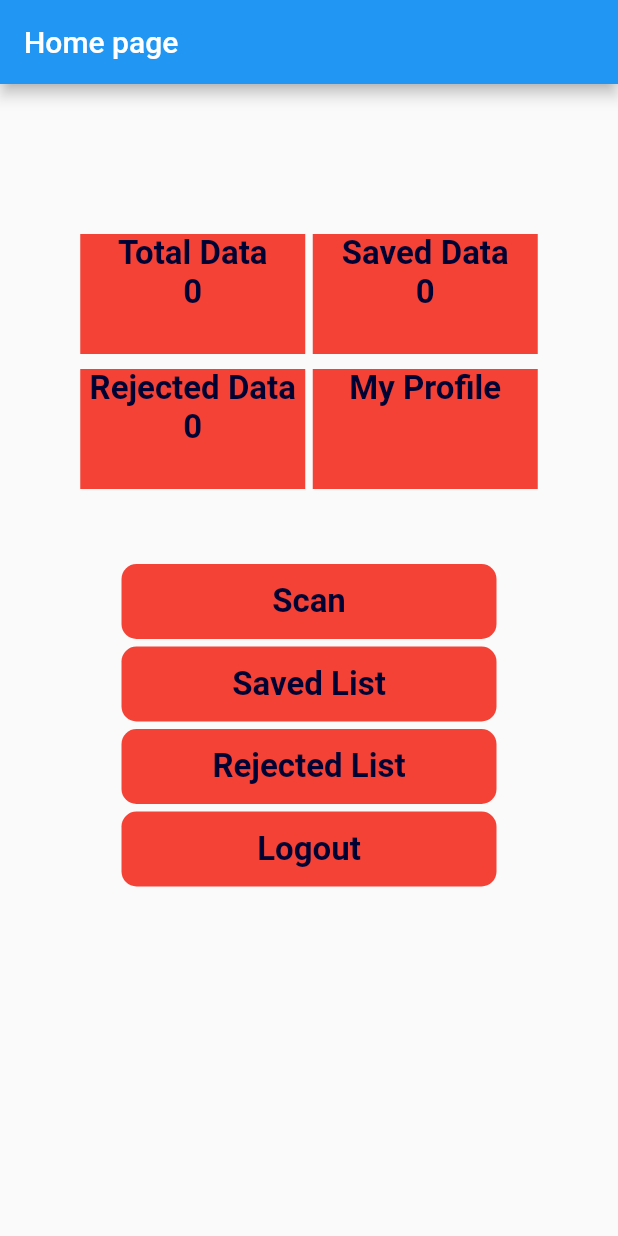
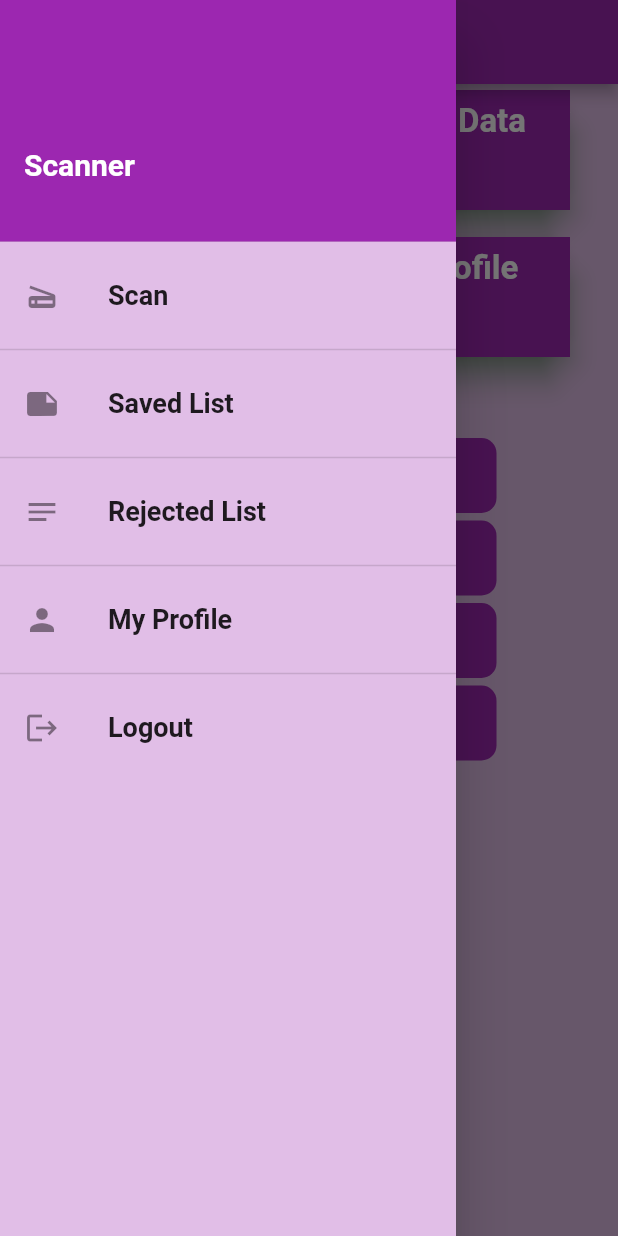
Before and after one commit to Nahiancse/flutter_qr, a Flutter app: the screen it shows after launch, with the side drawer open (before the commit the screen has no drawer), on a phone screen of 412 x 824 dp. Run offline on Flutter 3.47's test engine with Material 2 defaults, Android fonts, the phone set to English and light mode, and no system bars; our stand-ins replace hive_flutter; missing offline and left inert: qr_code_scanner; accounts and stored records are empty.

Commit message:
added design

```diff
--- a/lib/home.dart
+++ b/lib/home.dart
@@ -61,11 +61,101 @@ class _MyHomePageState extends State<MyHomePage> {
   @override
   Widget build(BuildContext context) {
     return Scaffold(
+      backgroundColor: Colors.purple[100],
       appBar: AppBar(
-        title: Text('Home page'),
+        backgroundColor: Colors.purple,
+        // title: Text('Home page'),
+      ),
+      drawer: Drawer(
+        backgroundColor: Colors.purple[100],
+    child: ListView(
+      // Important: Remove any padding from the ListView.
+      // padding: EdgeInsets.only(top:),
+      children: [
+        const UserAccountsDrawerHeader( // <-- SEE HERE
+          decoration: BoxDecoration(color: Colors.purple),
+          accountName: Text(
+            "Scanner",
+            style: TextStyle(
+
+              fontWeight: FontWeight.bold,color: Colors.white,fontSize: 20
+            ),
+          ),
+          accountEmail: Text(''
+            // "pinkesh.earth@gmail.com",
+            // style: TextStyle(
+            //   fontWeight: FontWeight.bold,
+            // ),
+          ),
+          // currentAccountPicture: FlutterLogo(),
+        ),
+        ListTile(
+
+          leading: Icon(
+            Icons.scanner,
+          ),
+          title: const Text('Scan',style:TextStyle(fontSize:18,fontWeight:FontWeight.bold)),
+          onTap: () {
+             Navigator.push(
+                        context,
+                        MaterialPageRoute(builder: (context) => Scanner()),
+                      );
+            // Navigator.pop(context);
+          },
+        ),
+        Divider(thickness: 1,),
+        ListTile(
+          leading: Icon(
+            Icons.note,
+          ),
+          title: const Text('Saved List',style:TextStyle(fontSize:18,fontWeight:FontWeight.bold)),
+          onTap: () {
+              Navigator.push(
+                        context,
+                        MaterialPageRoute(builder: (context) => HomePage()),
+                      );
+            // Navigator.pop(context);
+          },
+        ),
+        Divider(thickness: 1,),
+        ListTile(
+          leading: Icon(
+            Icons.notes
+          ),
+          title: const Text('Rejected List',style:TextStyle(fontSize:18,fontWeight:FontWeight.bold)),
+          onTap: () {
+             Navigator.push(
+                        context,
+                        MaterialPageRoute(builder: (context) => RejectPage()),
+                      );
+            // Navigator.pop(context);
+          },
+        ),
+        Divider(thickness: 1,),
+        ListTile(
+          leading: Icon(
+            Icons.person,
+          ),
+          title: const Text('My Profile',style:TextStyle(fontSize:18,fontWeight:FontWeight.bold)),
+          onTap: () {
+            // Navigator.pop(context);
+          },
+        ),
+        Divider(thickness: 1,),
+        ListTile(
+          leading: Icon(
+            Icons.logout,
+          ),
+          title: const Text('Logout',style:TextStyle(fontSize:18,fontWeight:FontWeight.bold)),
+          onTap: () {
+            // Navigator.pop(context);
+          },
+        ),
+      ],
+    ),
   ),
       body: Container(
-        margin: EdgeInsets.only(top: 100),
+        // margin: EdgeInsets.only(top: 100),
         child: Column(
           // mainAxisAlignment: MainAxisAlignment.center,
           crossAxisAlignment: CrossAxisAlignment.center,
@@ -75,53 +165,69 @@ class _MyHomePageState extends State<MyHomePage> {
               child: Row(
                 mainAxisAlignment: MainAxisAlignment.center,
                 children: [
-                  Container(
+                  Card(
+                    elevation: 8,
+          shadowColor: Colors.green,
+          shape: BeveledRectangleBorder(
+              borderRadius: BorderRadius.circular(15)
+          ),
+                    child: Container(
+                      padding: EdgeInsets.all(8),
                       alignment: Alignment.center,
-                    margin: EdgeInsets.only(right: 5),
+                      // margin: EdgeInsets.only(right: 5),
                       height: 80,
-                    width: 150,
-                    color: Colors.red,
+                      width: 170,
+                      color: Colors.purple,
                       child: Column(
                         children: [
                           Text(
-                          'Total Data',
+                            'Total Scan',
                             style: TextStyle(
-                              color: Color(0xff010133),
+                                color: Colors.white,
                                 fontSize: 22,
                                 fontWeight: FontWeight.bold),
                           ),
                           Text(
                             '$a',
                             style: TextStyle(
-                              color: Color(0xff010133),
+                                color: Colors.white,
                                 fontSize: 22,
                                 fontWeight: FontWeight.bold),
                           ),
                         ],
                       ),
                     ),
-                  Container(
+                  ),
+                  Card(
+                    elevation: 8,
+          shadowColor: Colors.green,
+          shape: BeveledRectangleBorder(
+              borderRadius: BorderRadius.circular(15)
+          ),
+                    child: Container(
+                      padding: EdgeInsets.all(8),
                       alignment: Alignment.center,
                       height: 80,
-                    width: 150,
-                    color: Colors.red,
+                      width: 170,
+                      color: Colors.purple,
                       child: Column(
                         children: [
                           Text(
                             'Saved Data',
                             style: TextStyle(
-                              color: Color(0xff010133),
+                                color: Colors.white,
                                 fontSize: 22,
                                 fontWeight: FontWeight.bold),
                           ),
                           Text(
                             '$b',
                             style: TextStyle(
-                              color: Color(0xff010133),
+                                color: Colors.white,
                                 fontSize: 22,
                                 fontWeight: FontWeight.bold),
                           ),
                         ],
+                      ),
                     ),
                   ),
                 ],
@@ -131,45 +237,61 @@ class _MyHomePageState extends State<MyHomePage> {
               child: Row(
                 mainAxisAlignment: MainAxisAlignment.center,
                 children: [
-                  Container(
-                    margin: EdgeInsets.only(right: 5),
+                  Card(
+                    elevation: 8,
+          shadowColor: Colors.green,
+          shape: BeveledRectangleBorder(
+              borderRadius: BorderRadius.circular(15)
+          ),
+                    child: Container(
+                      padding: EdgeInsets.all(8),
+                      // margin: EdgeInsets.only(right: 5),
                       height: 80,
-                    width: 150,
-                    color: Colors.red,
+                      width: 170,
+                      color: Colors.purple,
                       child: Column(
                         children: [
                           Text(
                             'Rejected Data',
                             style: TextStyle(
-                              color: Color(0xff010133),
+                                color: Colors.white,
                                 fontSize: 22,
                                 fontWeight: FontWeight.bold),
                           ),
                           Text(
                             '$c',
                             style: TextStyle(
-                              color: Color(0xff010133),
+                                color: Colors.white,
                                 fontSize: 22,
                                 fontWeight: FontWeight.bold),
                           ),
                         ],
                       ),
                     ),
-                  Container(
+                  ),
+                  Card(
+                    elevation: 8,
+          shadowColor: Colors.green,
+          shape: BeveledRectangleBorder(
+            borderRadius: BorderRadius.circular(15)
+          ),
+                    child: Container(
+                      padding: EdgeInsets.all(8),
                       alignment: Alignment.center,
                       height: 80,
-                    width: 150,
-                    color: Colors.red,
+                      width: 170,
+                      color: Colors.purple,
                       child: Column(
                         children: [
                           Text(
                             'My Profile',
                             style: TextStyle(
-                              color: Color(0xff010133),
+                                color: Colors.white,
                                 fontSize: 22,
                                 fontWeight: FontWeight.bold),
                           ),
                         ],
+                      ),
                     ),
                   ),
                 ],
@@ -192,13 +314,13 @@ class _MyHomePageState extends State<MyHomePage> {
                       width: 250,
                       alignment: Alignment.center,
                       decoration: BoxDecoration(
-                        color: Colors.red,
+                        color: Colors.purple,
                         borderRadius: BorderRadius.all(Radius.circular(10)),
                       ),
                       child: Text(
                         'Scan',
                         style: TextStyle(
-                            color: Color(0xff010133),
+                            color: Colors.white,
                             fontSize: 22,
                             fontWeight: FontWeight.bold),
                       ),
@@ -217,13 +339,13 @@ class _MyHomePageState extends State<MyHomePage> {
                       width: 250,
                       alignment: Alignment.center,
                       decoration: BoxDecoration(
-                        color: Colors.red,
+                        color: Colors.purple,
                         borderRadius: BorderRadius.all(Radius.circular(10)),
                       ),
                       child: Text(
                         'Saved List',
                         style: TextStyle(
-                            color: Color(0xff010133),
+                            color: Colors.white,
                             fontSize: 22,
                             fontWeight: FontWeight.bold),
                       ),
@@ -242,13 +364,13 @@ class _MyHomePageState extends State<MyHomePage> {
                       width: 250,
                       alignment: Alignment.center,
                       decoration: BoxDecoration(
-                        color: Colors.red,
+                        color: Colors.purple,
                         borderRadius: BorderRadius.all(Radius.circular(10)),
                       ),
                       child: Text(
                         'Rejected List',
                         style: TextStyle(
-                            color: Color(0xff010133),
+                            color: Colors.white,
                             fontSize: 22,
                             fontWeight: FontWeight.bold),
                       ),
@@ -260,13 +382,13 @@ class _MyHomePageState extends State<MyHomePage> {
                     width: 250,
                     alignment: Alignment.center,
                     decoration: BoxDecoration(
-                      color: Colors.red,
+                      color: Colors.purple,
                       borderRadius: BorderRadius.all(Radius.circular(10)),
                     ),
                     child: Text(
                       'Logout',
                       style: TextStyle(
-                          color: Color(0xff010133),
+                          color: Colors.white,
                           fontSize: 22,
                           fontWeight: FontWeight.bold),
                     ),
--- a/lib/reject.dart
+++ b/lib/reject.dart
@@ -39,7 +39,9 @@ class _RejectPageState extends State<RejectPage> {
   @override
   Widget build(BuildContext context) {
     return Scaffold(
+         backgroundColor: Colors.purple[100],
       appBar: AppBar(
+        backgroundColor: Colors.purple,
         title: const Text('Rejected Data'),
       ),
       body: _items.isEmpty
@@ -55,14 +57,14 @@ class _RejectPageState extends State<RejectPage> {
               itemBuilder: (_, index) {
                 final currentItem = _items[index];
                 return Card(
-                  color: Colors.orange.shade100,
+                  // color: Colors.orange.shade100,
                   margin: const EdgeInsets.all(10),
                   elevation: 3,
                   child: ListTile(
                       title: Text(currentItem['key'].toString()),
                       subtitle: Text(
                         currentItem['quantity'].toString(),
-                        style: TextStyle(color: Colors.red),
+                        style: TextStyle(color: Colors.black),
                       ),
                   )
                 );
--- a/lib/savee.dart
+++ b/lib/savee.dart
@@ -145,7 +145,9 @@ class _HomePageState extends State<HomePage> {
   @override
   Widget build(BuildContext context) {
     return Scaffold(
+       backgroundColor: Colors.purple[100],
       appBar: AppBar(
+        backgroundColor: Colors.purple,
         title: const Text('Saved Data'),
       ),
       body: _items.isEmpty
@@ -161,14 +163,14 @@ class _HomePageState extends State<HomePage> {
               itemBuilder: (_, index) {
                 final currentItem = _items[index];
                 return Card(
-                  color: Colors.orange.shade100,
+                  // color: Colors.orange.shade100,
                   margin: const EdgeInsets.all(10),
                   elevation: 3,
                   child: ListTile(
                       title: Text(currentItem['key'].toString()),
                       subtitle: Text(
                         currentItem['quantity'].toString(),
-                        style: TextStyle(color: Colors.red),
+                        style: TextStyle(color: Colors.black),
                       ),
                   )
                 );
--- a/lib/scanner.dart
+++ b/lib/scanner.dart
@@ -105,6 +105,7 @@ class _ScannerState extends State<Scanner> {
   Widget build(BuildContext context) {
     return Scaffold(
       appBar: AppBar(
+        backgroundColor: Colors.purple,
         title: Text("Scanner"),
       ),
       body: Stack(
@@ -181,7 +182,7 @@ class _ScannerState extends State<Scanner> {
                       onPressed: () async {
                         _createItem({"name": a, "quantity": scanData.code});
                         a++;
-                        Navigator.push(
+                        Navigator.pushReplacement(
                           context,
                           MaterialPageRoute(builder: (context) => MyHomePage()),
                         );
@@ -192,7 +193,7 @@ class _ScannerState extends State<Scanner> {
                       onPressed: () async {
                         _createItem2({"name": b, "quantity": scanData.code});
                         b++;
-                        Navigator.push(
+                        Navigator.pushReplacement(
                           context,
                           MaterialPageRoute(builder: (context) => MyHomePage()),
                         );
```
Also changed, not shown: lib/main.dart (line endings or trailing spaces), pubspec.lock. Lines whose indentation alone changed are shown as unchanged.
